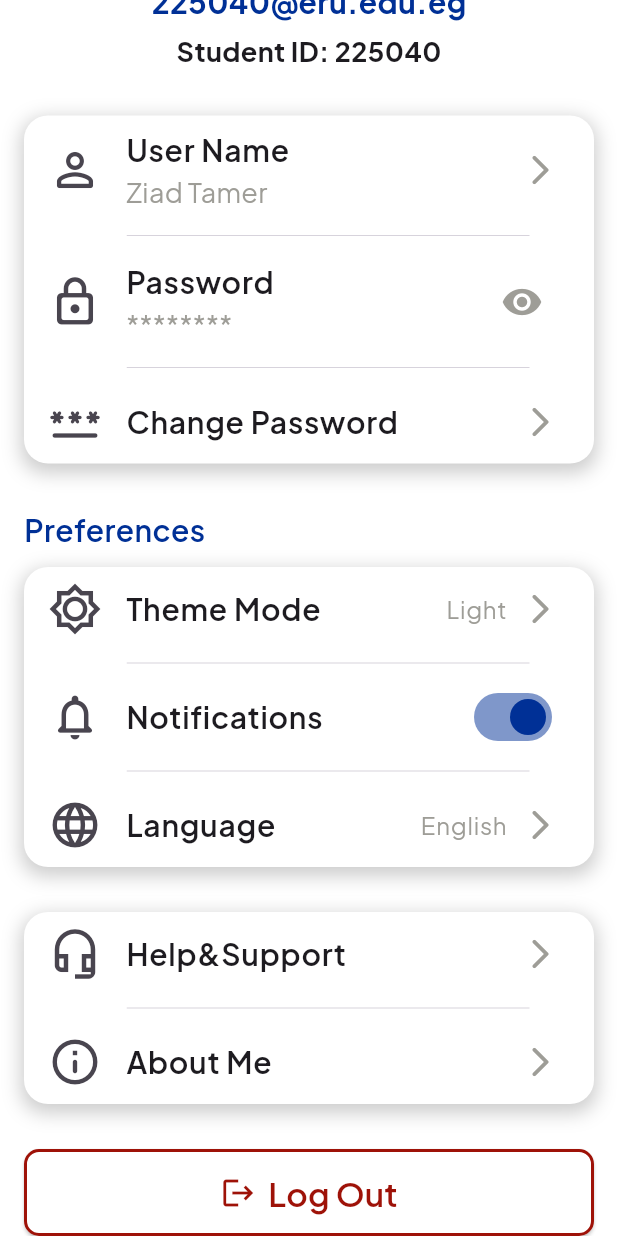
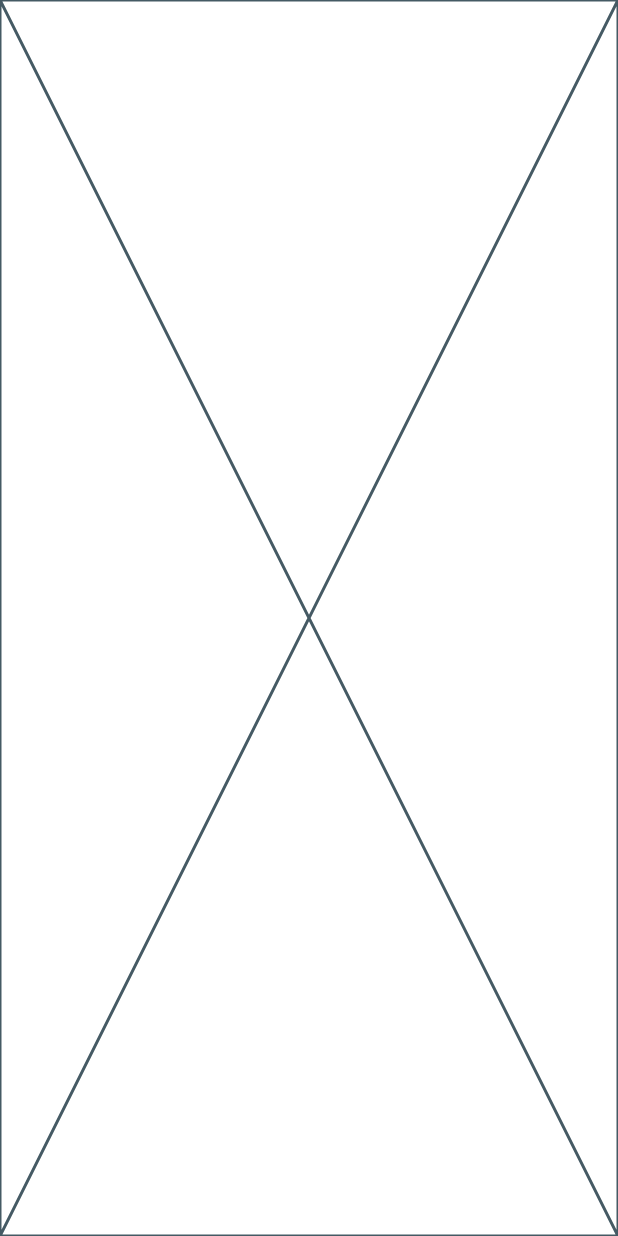
Before and after one commit to ZiadTamer10/AI_ERU_Tawasol, a Flutter app: the ProfileView screen opened by its route, scrolled down 273 dp, after a tap on "About Me", on a phone screen of 412 x 824 dp. Run offline on Flutter 3.47's test engine with Material 3 defaults, Android fonts, the phone set to English and light mode, and no system bars; our stand-ins replace bloc, dartz, equatable, firebase_auth, firebase_core, flutter_bloc and 7 more; accounts and stored records are empty; network calls fail.

Commit message:
add about me view to app

```diff
--- a/lib/core/utils/app_router.dart
+++ b/lib/core/utils/app_router.dart
@@ -8,6 +8,7 @@ import 'package:ai_eru_tawasol/features/authentication/presentation/view/login_v
 import 'package:ai_eru_tawasol/features/cousres/presentation/view/course_details_view.dart';
 import 'package:ai_eru_tawasol/features/home/presentation/view/home_view.dart';
 import 'package:ai_eru_tawasol/features/onboarding/presentation/view/on_boarding_view.dart';
+import 'package:ai_eru_tawasol/features/profile/presentation/view/about_me_view.dart';
 import 'package:ai_eru_tawasol/features/profile/presentation/view/change_password_view.dart';
 import 'package:ai_eru_tawasol/features/profile/presentation/view/language_view.dart';
 import 'package:ai_eru_tawasol/features/profile/presentation/view/profile_view.dart';
@@ -27,6 +28,8 @@ class AppRouter {
   static const kChangePasswordView = '/changePasswordView';
   static const kThemeModeView = '/themeModeView';
   static const kLanguageView = '/languageView';
+  static const kAboutMeView = '/aboutMeView';
+
   static final GoRouter router = GoRouter(
     routes: [
       GoRoute(path: '/', builder: (context, state) => SplashView()),
@@ -67,6 +70,7 @@ class AppRouter {
         builder: (context, state) => ThemeModeView(),
       ),
       GoRoute(path: kLanguageView, builder: (context, state) => LanguageView()),
+      GoRoute(path: kAboutMeView, builder: (context, state) => AboutMeView()),
     ],
   );
 }
--- /dev/null
+++ b/lib/features/profile/presentation/view/about_me_view.dart
@@ -0,0 +1,11 @@
+import 'package:ai_eru_tawasol/features/profile/presentation/view/widgets/about_me_view_body.dart';
+import 'package:flutter/material.dart';
+
+class AboutMeView extends StatelessWidget {
+  const AboutMeView({super.key});
+
+  @override
+  Widget build(BuildContext context) {
+    return Scaffold(backgroundColor: Colors.white, body: AboutMeViewBody());
+  }
+}
--- /dev/null
+++ b/lib/features/profile/presentation/view/widgets/about_me_view_body.dart
@@ -0,0 +1,10 @@
+import 'package:flutter/material.dart';
+
+class AboutMeViewBody extends StatelessWidget {
+  const AboutMeViewBody({super.key});
+
+  @override
+  Widget build(BuildContext context) {
+    return const Placeholder();
+  }
+}
--- a/lib/features/profile/presentation/view/widgets/support_section.dart
+++ b/lib/features/profile/presentation/view/widgets/support_section.dart
@@ -1,6 +1,8 @@
+import 'package:ai_eru_tawasol/core/utils/app_router.dart';
 import 'package:ai_eru_tawasol/features/profile/presentation/view/widgets/custom_container_section.dart';
 import 'package:ai_eru_tawasol/features/profile/presentation/view/widgets/custom_list_tile.dart';
 import 'package:flutter/material.dart';
+import 'package:go_router/go_router.dart';
 
 class SupportSection extends StatelessWidget {
   const SupportSection({super.key});
@@ -20,7 +22,9 @@ class SupportSection extends StatelessWidget {
         ),
         Divider(endIndent: 43, indent: 68.5, thickness: 0.5),
         CustomListTile(
-          onTap: () {},
+          onTap: () {
+            GoRouter.of(context).push(AppRouter.kAboutMeView);
+          },
           icon: Icons.info_outline_rounded,
           title: 'About Me',
           trailing: Icon(
```
